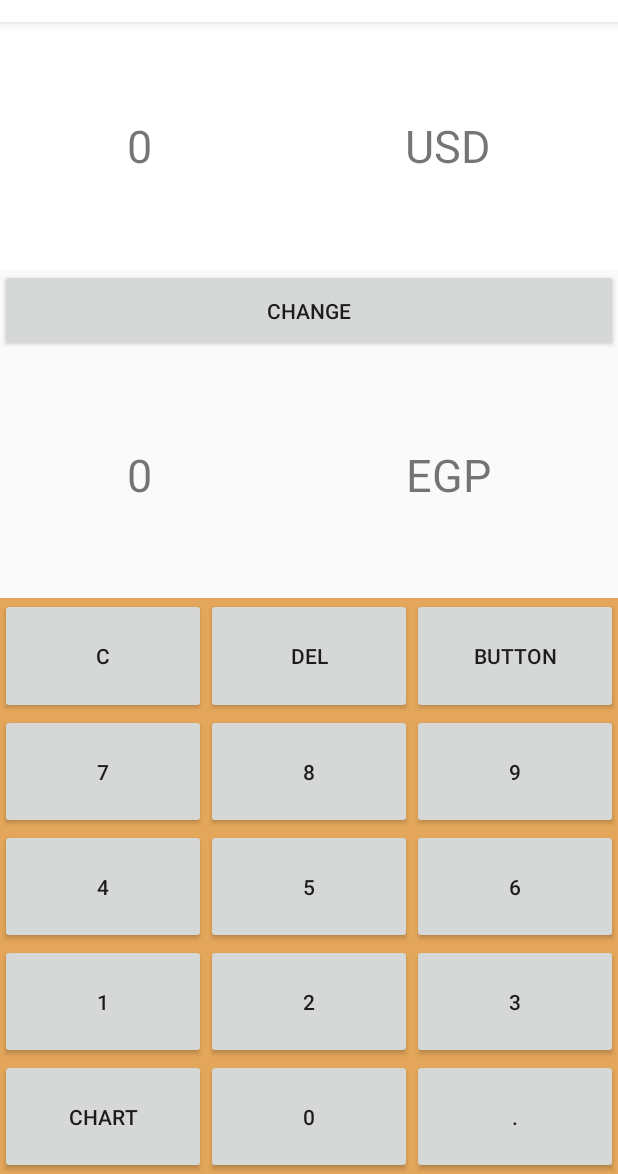
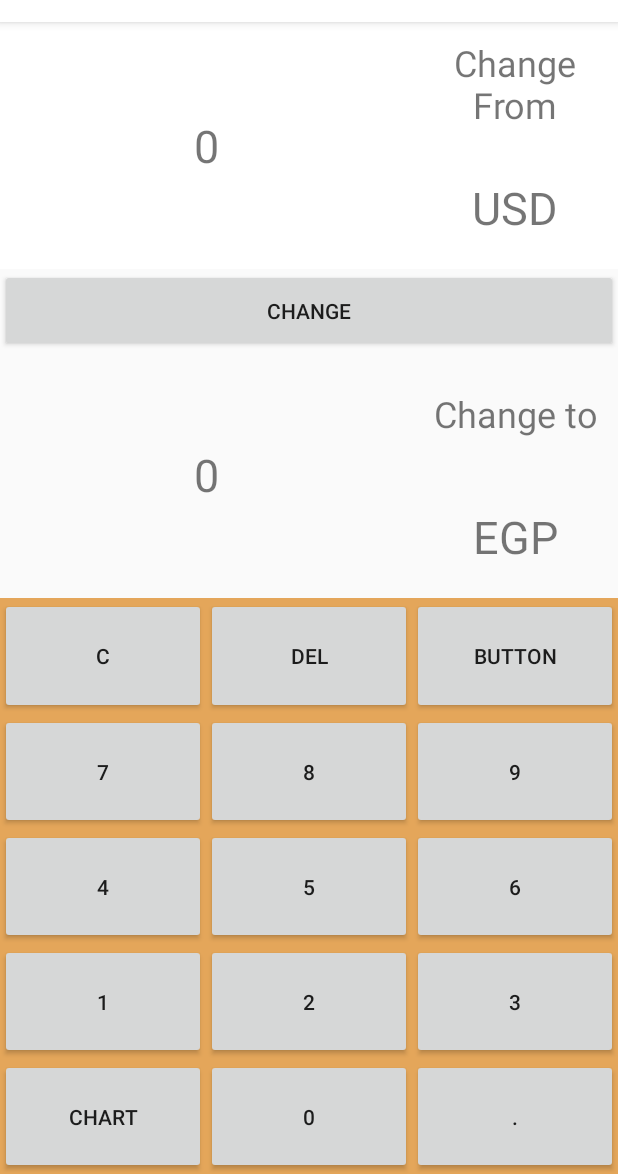
Before and after one commit to nourmat/Currency-App-Android, an Android app: the screen it shows after launch (MainActivity), on a phone screen of 412 x 824 dp, the part 62-1236 px from its top. Run offline under Robolectric (Android 15) with nearby library versions, the phone set to English and light mode, and no system bars.

Commit message:
Updated UI

```diff
--- a/app/src/main/java/com/example/currencyapp/MainActivity.java
+++ b/app/src/main/java/com/example/currencyapp/MainActivity.java
@@ -73,7 +73,7 @@ public class MainActivity extends AppCompatActivity {
                     tvsrc.setText(total);
                     calc();
                 } else
-                    Toast.makeText(getApplicationContext(), "Maximum Length reached", Toast.LENGTH_LONG).show();
+                    Toast.makeText(getApplicationContext(), "Maximum Length reached", Toast.LENGTH_SHORT).show();
 
             }
         };
--- a/app/src/main/res/layout/activity_main.xml
+++ b/app/src/main/res/layout/activity_main.xml
@@ -20,22 +20,39 @@
 
             <TextView
                 android:id="@+id/tvsrc"
-                android:layout_width="wrap_content"
+                android:layout_width="match_parent"
                 android:layout_height="match_parent"
                 android:layout_weight="1"
                 android:background="@color/colorPrimary"
                 android:gravity="center"
                 android:textSize="30sp" />
 
+            <LinearLayout
+                android:layout_width="match_parent"
+                android:layout_height="match_parent"
+                android:layout_weight="2"
+                android:orientation="vertical">
+
+                <TextView
+                    android:layout_width="match_parent"
+                    android:layout_height="match_parent"
+                    android:layout_weight="1"
+                    android:background="@color/colorPrimary"
+                    android:gravity="center"
+                    android:text="@string/change_from"
+                    android:textSize="24dp" />
+
                 <TextView
                     android:id="@+id/tvwordsrc"
-                android:layout_width="wrap_content"
+                    android:layout_width="match_parent"
                     android:layout_height="match_parent"
                     android:layout_weight="1"
                     android:background="@color/colorPrimary"
                     android:gravity="center"
                     android:text="@string/First_currency"
                     android:textSize="30dp" />
+            </LinearLayout>
+
         </LinearLayout>
 
         <LinearLayout
@@ -60,20 +77,37 @@
 
             <TextView
                 android:id="@+id/tvdst"
-                android:layout_width="wrap_content"
+                android:layout_width="match_parent"
                 android:layout_height="match_parent"
                 android:layout_weight="1"
                 android:gravity="center"
                 android:textSize="30sp" />
 
+            <LinearLayout
+                android:layout_width="match_parent"
+                android:layout_height="match_parent"
+                android:layout_weight="2"
+                android:orientation="vertical">
+
+                <TextView
+                    android:id="@+id/textView2"
+                    android:layout_width="match_parent"
+                    android:layout_height="match_parent"
+                    android:layout_weight="1"
+                    android:gravity="center"
+                    android:text="@string/change_to"
+                    android:textSize="24dp" />
+
                 <TextView
                     android:id="@+id/tvworddst"
-                android:layout_width="wrap_content"
+                    android:layout_width="match_parent"
                     android:layout_height="match_parent"
                     android:layout_weight="1"
                     android:gravity="center"
                     android:text="@string/Second_currency"
                     android:textSize="30dp" />
+            </LinearLayout>
+
         </LinearLayout>
     </LinearLayout>
 
--- a/app/src/main/res/values/strings.xml
+++ b/app/src/main/res/values/strings.xml
@@ -2,4 +2,6 @@
     <string name="app_name">Currency App</string>
     <string name="First_currency">USD</string>
     <string name="Second_currency">EGP</string>
+    <string name="change_to">Change to</string>
+    <string name="change_from">Change From</string>
 </resources>
```
Lines whose indentation alone changed are shown as unchanged.
